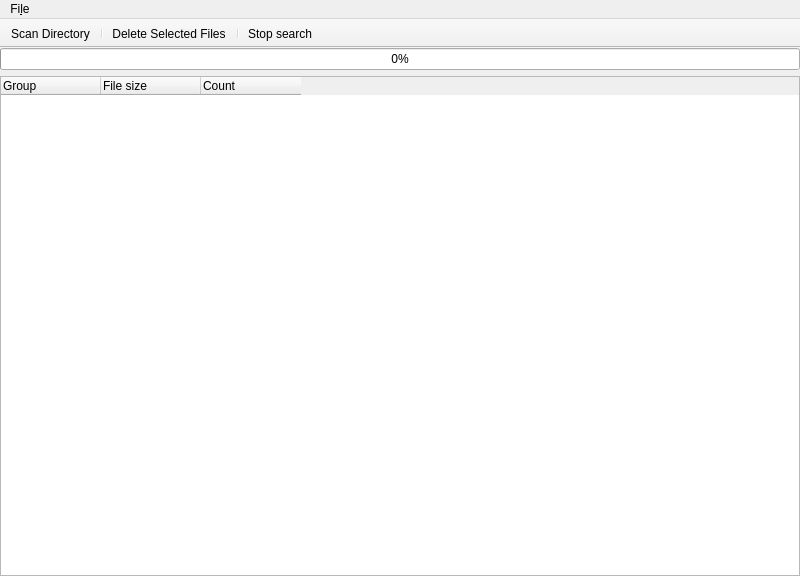
Before: the Qt Designer form mainwindow.ui in tikhova/findString, drawn with Qt 5.
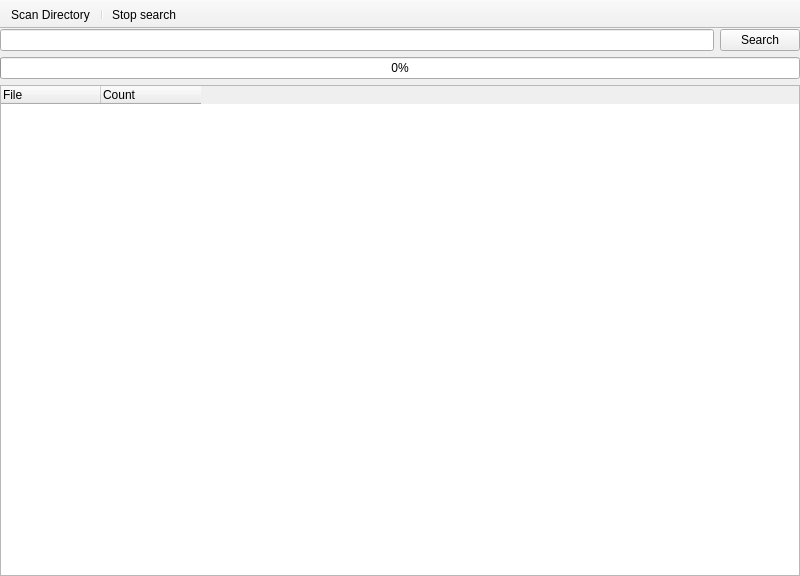
After: the same form once the commit is applied.

Diff of the .ui file:
```diff
--- a/mainwindow.ui
+++ b/mainwindow.ui
@@ -27,6 +27,33 @@
     <property name="bottomMargin">
      <number>0</number>
     </property>
+    <item>
+     <layout class="QHBoxLayout" name="horizontalLayout">
+      <property name="sizeConstraint">
+       <enum>QLayout::SetDefaultConstraint</enum>
+      </property>
+      <item>
+       <widget class="QLineEdit" name="lineEdit">
+        <property name="inputMask">
+         <string/>
+        </property>
+        <property name="text">
+         <string/>
+        </property>
+        <property name="placeholderText">
+         <string notr="true"/>
+        </property>
+       </widget>
+      </item>
+      <item>
+       <widget class="QPushButton" name="searchButton">
+        <property name="text">
+         <string>Search</string>
+        </property>
+       </widget>
+      </item>
+     </layout>
+    </item>
     <item>
      <widget class="QProgressBar" name="progressBar">
       <property name="sizePolicy">
@@ -74,12 +101,7 @@
       </attribute>
       <column>
        <property name="text">
-        <string>Group</string>
-       </property>
-      </column>
-      <column>
-       <property name="text">
-        <string>File size</string>
+        <string>File</string>
        </property>
       </column>
       <column>
@@ -91,25 +113,6 @@
     </item>
    </layout>
   </widget>
-  <widget class="QMenuBar" name="menuBar">
-   <property name="geometry">
-    <rect>
-     <x>0</x>
-     <y>0</y>
-     <width>800</width>
-     <height>23</height>
-    </rect>
-   </property>
-   <widget class="QMenu" name="menuFile">
-    <property name="title">
-     <string>Fi&amp;le</string>
-    </property>
-    <addaction name="actionScan_Directory"/>
-    <addaction name="separator"/>
-    <addaction name="actionExit"/>
-   </widget>
-   <addaction name="menuFile"/>
-  </widget>
   <widget class="QToolBar" name="toolBar">
    <property name="windowTitle">
     <string>toolBar</string>
@@ -125,8 +128,6 @@
    </attribute>
    <addaction name="actionScan_Directory"/>
    <addaction name="separator"/>
-   <addaction name="actionDelete_Selected"/>
-   <addaction name="separator"/>
    <addaction name="actionStop_search"/>
   </widget>
   <action name="actionScan_Directory">
@@ -139,11 +140,6 @@
     <string>&amp;Exit</string>
    </property>
   </action>
-  <action name="actionDelete_Selected">
-   <property name="text">
-    <string>Delete Selected Files</string>
-   </property>
-  </action>
   <action name="actionStop_search">
    <property name="text">
     <string>Stop search</string>
```
